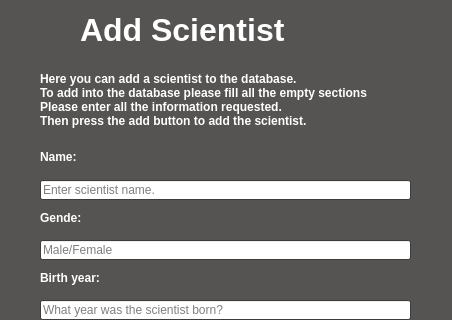
Before: the Qt Designer form EndurvinnslustöðATeam/Skil3/Ui/addscientist.ui in trunti/verklegtn-m, drawn with Qt 5; both pictures show x 0 to 452 and y 0 to 320 of the 452 by 486 pixel window.
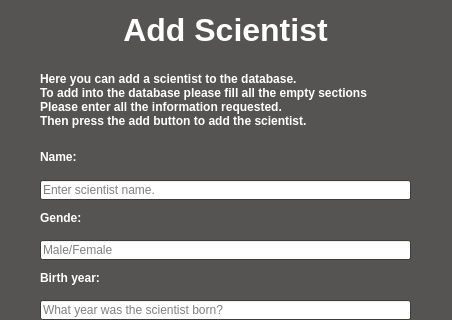
After: the same form once the commit is applied. Icons and pictures are not drawn.

Patch:
```diff
--- a/EndurvinnslustöðATeam/Skil3/Ui/addscientist.ui
+++ b/EndurvinnslustöðATeam/Skil3/Ui/addscientist.ui
@@ -84,9 +84,9 @@
   <widget class="QLabel" name="label">
    <property name="geometry">
     <rect>
-     <x>80</x>
+     <x>10</x>
      <y>10</y>
-     <width>281</width>
+     <width>431</width>
      <height>41</height>
     </rect>
    </property>
@@ -98,7 +98,7 @@
     </font>
    </property>
    <property name="text">
-    <string>&lt;html&gt;&lt;head/&gt;&lt;body&gt;&lt;p&gt;&lt;span style=&quot; font-size:x-large; font-weight:600; color:#ffffff;&quot;&gt;Add Scientist&lt;/span&gt;&lt;/p&gt;&lt;/body&gt;&lt;/html&gt;</string>
+    <string>&lt;html&gt;&lt;head/&gt;&lt;body&gt;&lt;p align=&quot;center&quot;&gt;&lt;span style=&quot; font-size:x-large; color:#ffffff;&quot;&gt;Add Scientist&lt;/span&gt;&lt;/p&gt;&lt;/body&gt;&lt;/html&gt;</string>
    </property>
   </widget>
   <widget class="QLabel" name="label_2">
```
